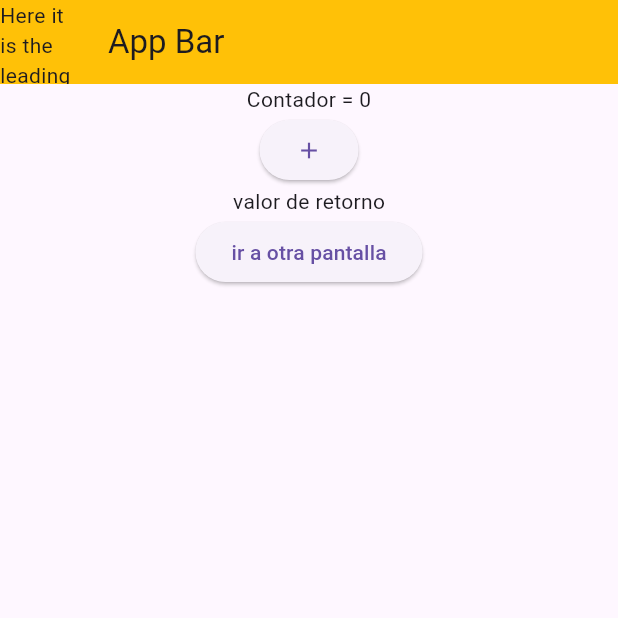
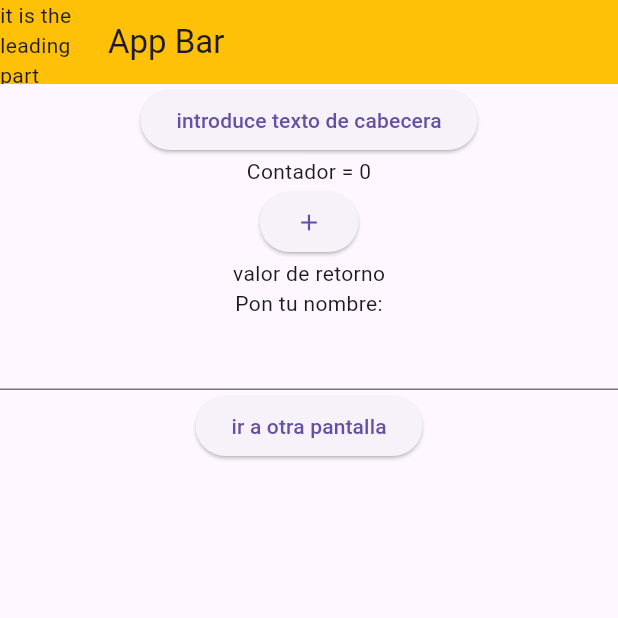
Before and after one commit to arturoalbero/PMDM, a Flutter app: the screen it shows after launch, on a phone screen of 412 x 824 dp, the top half of it. Run offline on Flutter 3.47's test engine with Material 3 defaults, Android fonts, the phone set to English and light mode, and no system bars.

Commit message:
navigation terminado

```diff
--- a/FIRST PART/tutorial-flutter-resumido/lib/main.dart
+++ b/FIRST PART/tutorial-flutter-resumido/lib/main.dart
@@ -1,4 +1,4 @@
 import 'package:flutter/material.dart';
 import 'package:tutorial/screens/my_app.dart';
 
-void main() => runApp(const MyApp());
+void main() => runApp(MyApp());
--- a/FIRST PART/tutorial-flutter-resumido/lib/screens/counter.dart
+++ b/FIRST PART/tutorial-flutter-resumido/lib/screens/counter.dart
@@ -2,8 +2,8 @@ import 'package:flutter/material.dart';
 import 'package:tutorial/screens/pantalla_2.dart';
 import 'package:tutorial/screens/utils/my_widget_async.dart';
 
+class Counter extends StatefulWidget {
 
-class Counter extends StatefulWidget {
   const Counter({super.key});
 
   @override
@@ -12,6 +12,7 @@ class Counter extends StatefulWidget {
 
 class _CounterState extends State<Counter> {
   int counter = 0;
+  final TextEditingController _controller = TextEditingController();
   @override
   Widget build(BuildContext context) {
     return Column(
@@ -24,12 +25,17 @@ class _CounterState extends State<Counter> {
           child: Icon(Icons.add),
         ),
         MyWidgetAsync(),
+        const Text("Pon tu nombre:"),
+        TextField(controller: _controller),
         ElevatedButton(
           child: const Text('ir a otra pantalla'),
           onPressed: () {
             Navigator.push(
               context,
-              MaterialPageRoute(builder: (context) => Pantalla2(counterValue: counter,)),
+              MaterialPageRoute(
+                builder: (context) =>
+                    Pantalla2(counterValue: counter, name: _controller.text),
+              ),
             );
           },
         ),
--- a/FIRST PART/tutorial-flutter-resumido/lib/screens/my_app.dart
+++ b/FIRST PART/tutorial-flutter-resumido/lib/screens/my_app.dart
@@ -1,5 +1,6 @@
 import 'package:flutter/material.dart';
 import 'package:tutorial/screens/counter.dart';
+import 'package:tutorial/screens/pantalla_3.dart';
 
 class MyApp extends StatefulWidget {
   const MyApp({super.key});
@@ -9,18 +10,40 @@ class MyApp extends StatefulWidget {
 }
 
 class _MyAppState extends State<MyApp> {
+  String? cabecera;
+
+  Future<void> _irPantalla3(BuildContext context) async {
+    final String? respuesta = await Navigator.push(
+      context,
+      MaterialPageRoute(builder: (context) => Pantalla3()),
+    );
+    setState(() => cabecera = respuesta);
+  }
+
   @override
   Widget build(BuildContext context) {
     return MaterialApp(
       title: 'App Material',
-      home: Scaffold(
-        appBar: AppBar(
-          title: const Text('App Bar'),
+      home: Builder(
+        builder: (context) {
+          return Scaffold(
+            appBar: AppBar(
+              title: const Text('App Bar'),
 
-          backgroundColor: Colors.amber,
-          leading: const Text('Here it is the leading part'),
-        ),
-        body: Center(child: Counter()),
+              backgroundColor: Colors.amber,
+              leading: Text(cabecera ?? 'it is the leading part'),
+            ),
+            body: Column(
+              children: [
+                ElevatedButton(
+                  onPressed: () => _irPantalla3(context),
+                  child: const Text("introduce texto de cabecera"),
+                ),
+                Center(child: Counter()),
+              ],
+            ),
+          );
+        },
       ),
     );
   }
--- a/FIRST PART/tutorial-flutter-resumido/lib/screens/pantalla_2.dart
+++ b/FIRST PART/tutorial-flutter-resumido/lib/screens/pantalla_2.dart
@@ -3,14 +3,15 @@ import 'package:tutorial/screens/utils/my_widget_async.dart';
 
 class Pantalla2 extends StatelessWidget {
   final int? counterValue;
-  const Pantalla2({this.counterValue, super.key});
+  final String? name;
+  const Pantalla2({this.counterValue, this.name, super.key});
 
   @override
   Widget build(BuildContext context) {
     return MaterialApp(
       home: Column(
         children: [
-          Text("El valor del contador es $counterValue"),
+          Text("El valor del contador es $counterValue y quien lo ha pulsado es ${name ?? 'nadie'}"),
           MyWidgetAsync(),
           ElevatedButton(
             onPressed: () {
```
Also changed, not shown: FIRST PART/tutorial-flutter-resumido/lib/screens/pantalla_3.dart (added, +26 -0 lines), 1 other file.
